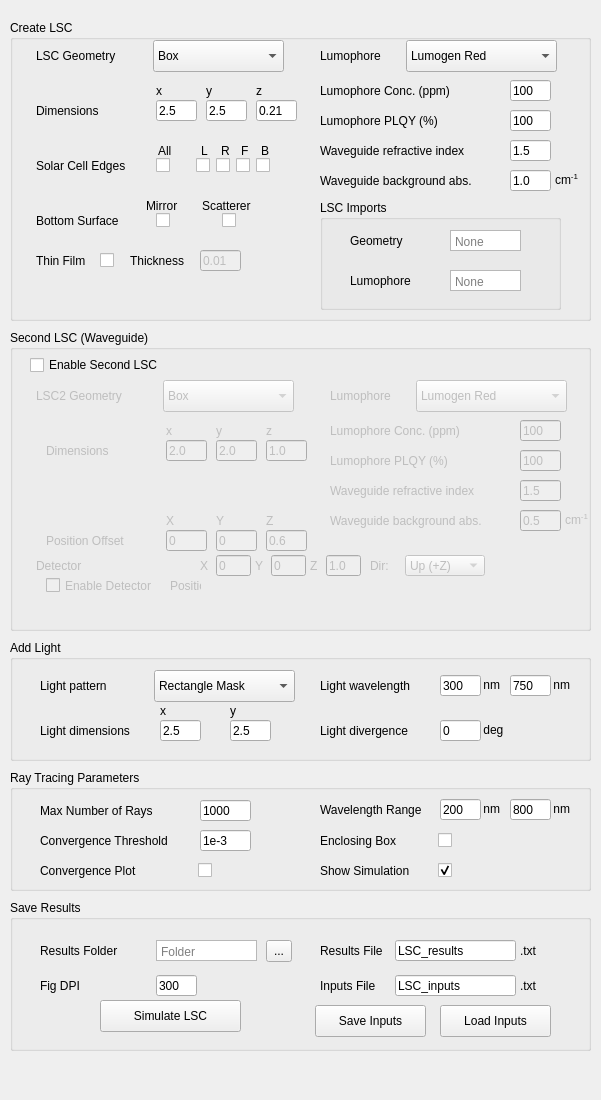
Before: the Qt Designer form GUI/form.ui in ZZ2k-IC/pvtrace-master, drawn with Qt 5.
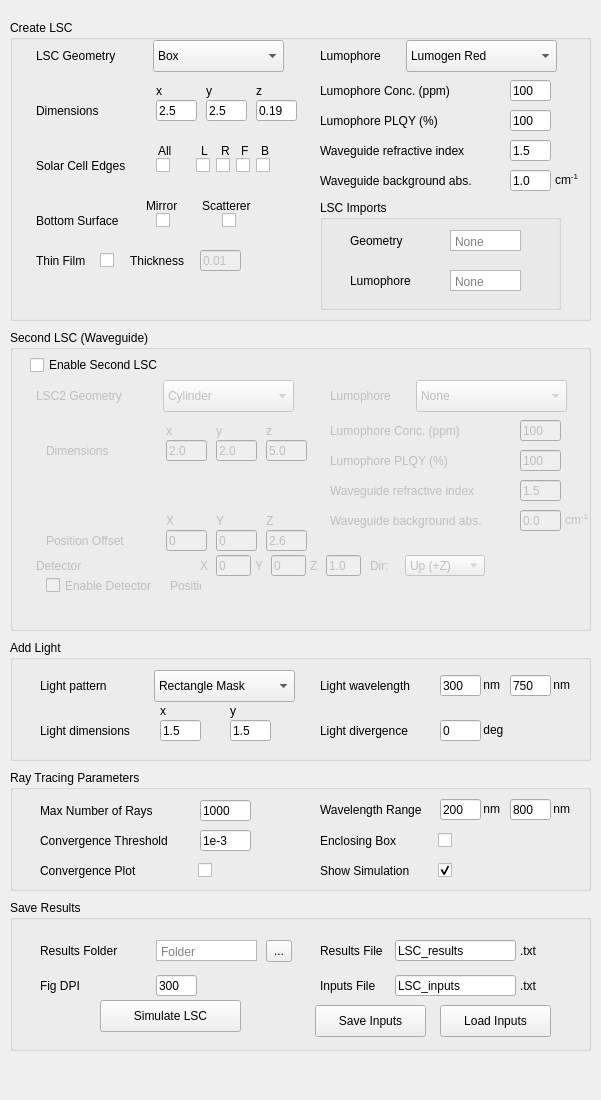
After: the same form once the commit is applied.

Patch:
```diff
--- a/GUI/form.ui
+++ b/GUI/form.ui
@@ -290,7 +290,7 @@
       </rect>
      </property>
      <property name="text">
-      <string>0.21</string>
+      <string>0.19</string>
      </property>
      <property name="placeholderText">
       <string>z</string>
@@ -996,11 +996,6 @@
        <height>32</height>
       </rect>
      </property>
-     <item>
-      <property name="text">
-       <string>Box</string>
-      </property>
-     </item>
      <item>
       <property name="text">
        <string>Cylinder</string>
@@ -1119,7 +1114,7 @@
       </rect>
      </property>
      <property name="text">
-      <string>1.0</string>
+      <string>5.0</string>
      </property>
      <property name="placeholderText">
       <string>z</string>
@@ -1150,16 +1145,6 @@
        <height>32</height>
       </rect>
      </property>
-     <item>
-      <property name="text">
-       <string>Lumogen Red</string>
-      </property>
-     </item>
-     <item>
-      <property name="text">
-       <string>Import Custom</string>
-      </property>
-     </item>
      <item>
       <property name="text">
        <string>None</string>
@@ -1276,7 +1261,7 @@
       </rect>
      </property>
      <property name="text">
-      <string>0.5</string>
+      <string>0.0</string>
      </property>
     </widget>
     
@@ -1389,7 +1374,7 @@
       </rect>
      </property>
      <property name="text">
-      <string>0.6</string>
+      <string>2.6</string>
      </property>
     </widget>
     
@@ -1536,7 +1521,7 @@
      </rect>
     </property>
     <property name="text">
-     <string>2.5</string>
+     <string>1.5</string>
     </property>
     <property name="placeholderText">
      <string>y</string>
@@ -1552,7 +1537,7 @@
      </rect>
     </property>
     <property name="text">
-     <string>2.5</string>
+     <string>1.5</string>
     </property>
     <property name="placeholderText">
      <string>x</string>
```
Left out of the diff: 15 changed lines with no effect on the pictures.
